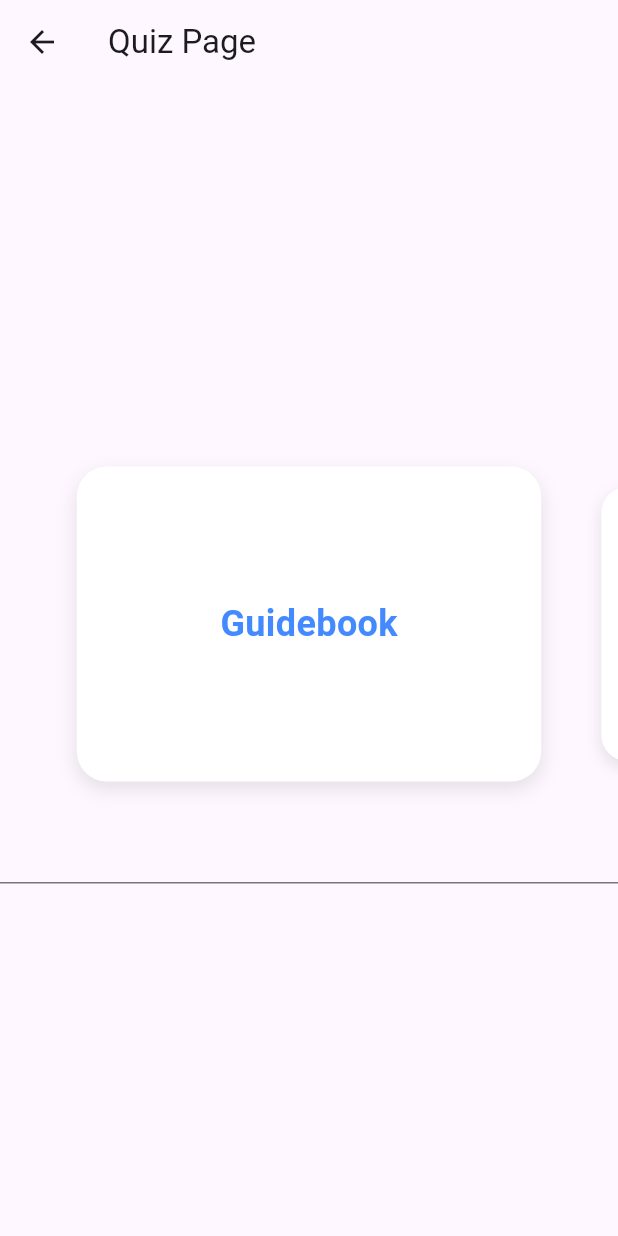
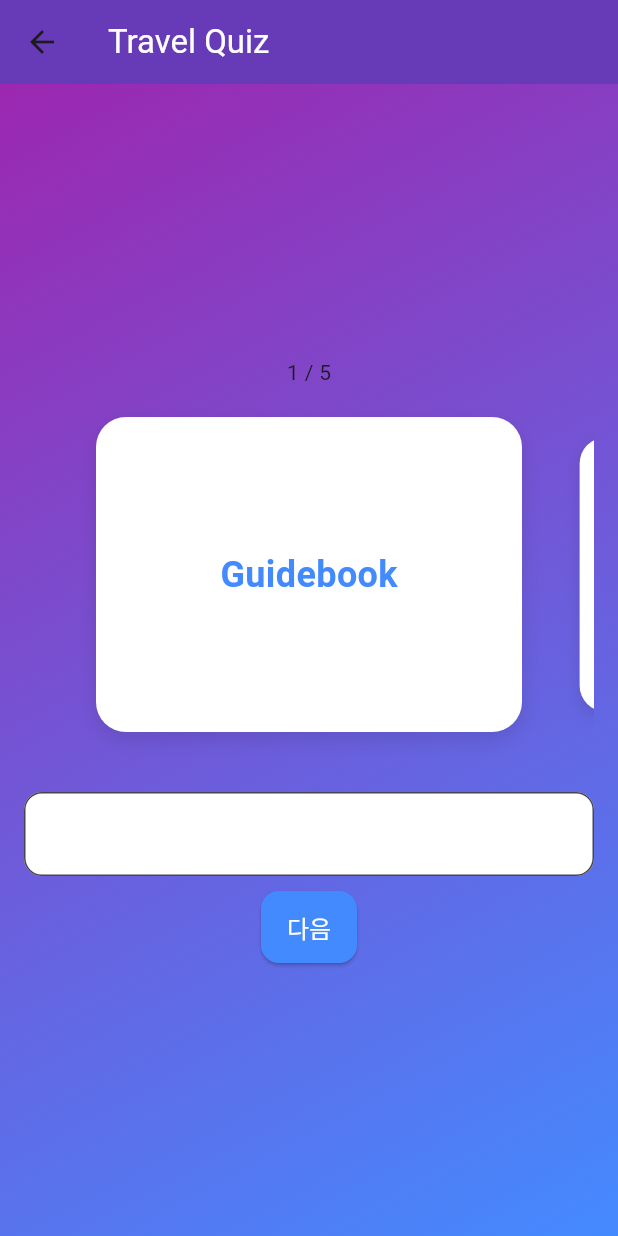
Before and after one commit to nam9nine/english_word_app, a Flutter app: the screen it shows after launch, item 3 of the bottom bar chosen, after a tap on "Travel", on a phone screen of 412 x 824 dp. Run offline on Flutter 3.47's test engine with Material 3 defaults, Android fonts, the light colour scheme and no system bars; drawn by our look-alikes of carousel_slider; our stand-ins replace sqflite; accounts and stored records are empty.

Commit message:
Update Wrong Answer Logic and Update Quiz Page

```diff
--- a/lib/db/db.dart
+++ b/lib/db/db.dart
@@ -47,5 +47,4 @@ class DatabaseHelper {
       print('데이터베이스 <- 단어 입력 오류 word : $e');
     }
   }
-
 }
--- a/lib/views/quiz_page/quiz-main.page.dart
+++ b/lib/views/quiz_page/quiz-main.page.dart
@@ -8,7 +8,7 @@ import 'package:carousel_slider/carousel_slider.dart';
 class QuizMainPage extends StatefulWidget {
   final WordRepository repository;
 
-  const QuizMainPage({super.key, required this.repository});
+  QuizMainPage({super.key, required this.repository});
 
   @override
   State<StatefulWidget> createState() {
--- a/lib/views/quiz_page/quiz-travel.page.dart
+++ b/lib/views/quiz_page/quiz-travel.page.dart
@@ -6,7 +6,6 @@ import 'package:carousel_slider/carousel_slider.dart';
 
 class QuizTravelPage extends StatefulWidget {
   final WordRepository repository;
-
   const QuizTravelPage({super.key, required this.repository});
 
   @override
@@ -17,14 +16,17 @@ class QuizTravelPage extends StatefulWidget {
 
 class _QuizTravelPageState extends State<QuizTravelPage> {
   late List<Word> allWords;
+  late TextEditingController answerController = TextEditingController();
+  late CarouselController _carouselController;
+  final FocusNode focusNode = FocusNode();
+  final ValueNotifier<int> pageIndex = ValueNotifier<int>(0);
+  final ValueNotifier<bool> isFinished = ValueNotifier<bool>(false);
   late List<Word> showWords = [];
-  final TextEditingController answerController = TextEditingController();
-  final ValueNotifier<int> pageIndexNotifier = ValueNotifier<int>(0);
-  final ValueNotifier<bool> isFinished = ValueNotifier<bool>(false);
-  bool isWrongAnswer = false;
+  String feedbackMessage = '';
+  bool isCorrect = false;
   int correctCount = 0;
-  late CarouselController _carouselController;
-  bool isEnter = false;
+  int currentIndex = 1;
+
   @override
   void initState() {
     super.initState();
@@ -32,50 +34,76 @@ class _QuizTravelPageState extends State<QuizTravelPage> {
   }
 
   void _init() async {
-    List<Word> loadedWords = await widget.repository.getWordsByCategory('Travel');
-    List<Word> shuffledWords = List.from(loadedWords)..shuffle();
-
+    allWords = await widget.repository.getWordsByCategory('Travel');
+    setState(() {
+      showWords = (List.from(allWords)..shuffle()).take(5).toList().cast<Word>();
+    });
     _carouselController = CarouselController();
-    setState(() {
-      allWords = loadedWords;
-      showWords = shuffledWords.take(5).toList();
-    });
   }
 
-  void _checkAnswer(String showWord) {
-    String userAns = answerController.text.trim();
-    if (userAns.isEmpty){
-      ScaffoldMessenger.of(context).showSnackBar(const SnackBar(
-        content: Text('Enter your answer!'),
+  void _checkAnswer(String showWord, bool isCorrect) {
+    FocusScope.of(context).requestFocus(focusNode);
+    setState(() {
+      feedbackMessage = isCorrect ? '정답!' : '오답 -> 정답 : $showWord';
+      this.isCorrect = isCorrect;
+      if (isCorrect) {
+        correctCount++;
+      }
+    });
+    ScaffoldMessenger.of(context).showSnackBar(SnackBar(
+      content: Text(feedbackMessage),
+      backgroundColor: isCorrect ? Colors.green : Colors.red,
+      duration: const Duration(milliseconds: 500),
     ));
-      return;
-    }
-    if (userAns == showWord) {
-      ScaffoldMessenger.of(context).showSnackBar(const SnackBar(
-        content: Text('정답!'),
-        backgroundColor: Colors.green,
-      ));
-    } else {
-      ScaffoldMessenger.of(context).showSnackBar(SnackBar(
-        content: Text('오답입니다 정답 :  $showWord'),
-        backgroundColor: Colors.red,
-      ));
-    }
-    return;
   }
 
   @override
   Widget build(BuildContext context) {
     return Scaffold(
       appBar: AppBar(
-        title: const Text('Quiz Page'),
+        title: const Text('Travel Quiz', style: TextStyle(color: Colors.white)),
+        backgroundColor: Colors.deepPurple,
       ),
       body: Container(
+        decoration: const BoxDecoration(
+          gradient: LinearGradient(
+            colors: [Colors.purple, Colors.blueAccent],
+            begin: Alignment.topLeft,
+            end: Alignment.bottomRight,
+          ),
+        ),
+        child: Padding(
+          padding: const EdgeInsets.all(16.0),
           child: Center(
-          child : SingleChildScrollView(
-            child : Column(
+            child: SingleChildScrollView(
+              child: ValueListenableBuilder<bool>(
+                valueListenable: isFinished,
+                builder: (context, finished, child) {
+                  if(currentIndex == 6){
+                    return _buildResultWidget();
+                  } else {
+                    return _buildQuizWidget();
+                  }
+                },
+              ),
+            ),
+          ),
+        ),
+      ),
+    );
+  }
 
+  Widget _buildScoreWidget() {
+    return Text(
+      'Score ${20 * correctCount}',
+      style: const TextStyle(fontSize: 40, fontWeight: FontWeight.bold, color: Colors.white),
+    );
+  }
+
+  Widget _buildQuizWidget() {
+    return Column(
       children: <Widget>[
+        Text('$currentIndex / ${showWords.length}'),
         if (showWords.isEmpty)
           const CircularProgressIndicator()
         else
@@ -84,49 +112,115 @@ class _QuizTravelPageState extends State<QuizTravelPage> {
             controller: _carouselController,
             words: showWords,
             onPageChanged: (index) {
-                      pageIndexNotifier.value = index;
-                      if (pageIndexNotifier.value == showWords.length - 1) {
+              pageIndex.value = index;
+              if (pageIndex.value == showWords.length - 1) {
                 isFinished.value = true;
               }
             },
           ),
+        const SizedBox(height: 20),
         ValueListenableBuilder<int>(
-                  valueListenable: pageIndexNotifier,
+          valueListenable: pageIndex,
           builder: (_, index, __) {
-                    return TextField(
+            return Column(
+              children: [
+                TextField(
                   controller: answerController,
+                  focusNode: focusNode,
                   keyboardType: TextInputType.text,
                   maxLines: 1,
+                  decoration: InputDecoration(
+                    border: OutlineInputBorder(
+                      borderRadius: BorderRadius.circular(12.0),
+                    ),
+                    filled: true,
+                    fillColor: Colors.white,
+                  ),
                   onSubmitted: (value) {
-                        String trimmedValue = value.trim();
+                    _handleSubmitted(value, index);
+                    currentIndex++;
+                  },
+                ),
+                const SizedBox(height: 10),
+                ElevatedButton(
+                  onPressed: () {
+                    currentIndex++;
+                    return _handleSubmitted(answerController.text, index);
+                  },
+                  style: ElevatedButton.styleFrom(
+                    foregroundColor: Colors.white,
+                    backgroundColor: Colors.blueAccent,
+                    shape: RoundedRectangleBorder(
+                      borderRadius: BorderRadius.circular(12.0),
+                    ),
+                    padding: const EdgeInsets.symmetric(horizontal: 16.0, vertical: 12.0),
+                    textStyle: const TextStyle(fontSize: 16.0),
+                  ),
+                  child: const Text('다음'),
+                ),
+              ],
+            );
+          },
+        ),
+      ],
+    );
+  }
+
+  Widget _buildResultWidget() {
+    return Column(
+      mainAxisAlignment: MainAxisAlignment.center,
+      children: [
+        _buildScoreWidget(),
+        const SizedBox(height : 60),
+        const Text(
+          '퀴즈 완료!',
+          style: TextStyle(fontSize: 24, fontWeight: FontWeight.bold, color: Colors.white),
+        ),
+        const SizedBox(height: 20),
+        Text(
+          '총 ${showWords.length}문제 중 $correctCount문제 맞춤!',
+          style: const TextStyle(fontSize: 18, color: Colors.white),
+        ),
+        const SizedBox(height: 20),
+        ElevatedButton(
+          onPressed: () {
+            Navigator.of(context).pop();
+          },
+          style: ElevatedButton.styleFrom(
+            foregroundColor: Colors.white,
+            backgroundColor: Colors.blueAccent,
+            shape: RoundedRectangleBorder(
+              borderRadius: BorderRadius.circular(12.0),
+            ),
+            padding: const EdgeInsets.symmetric(horizontal: 16.0, vertical: 12.0),
+            textStyle: const TextStyle(fontSize: 16.0),
+          ),
+          child: const Text('메인으로 돌아가기'),
+        ),
+      ],
+    );
+  }
+
+  void _handleSubmitted(String value, int index) {
+    String inputValue = value.trim();
     String? correctValue = showWords[index].meaning?.trim();
-
-                        if (trimmedValue != correctValue) {
-                          _checkAnswer(correctValue!);
-                          print(correctValue);
+    if (inputValue != correctValue) {
+      _checkAnswer(correctValue!, false);
       widget.repository.updateWrongAnswer(correctValue, 'Travel');
     } else {
-                          _checkAnswer(correctValue!);
+      _checkAnswer(correctValue!, true);
+      widget.repository.updateCorrectAnswer(correctValue, 'Travel');
     }
     if (!isFinished.value) {
       _carouselController.nextPage();
     }
     answerController.clear();
-                      },
-                    );
-                  },
-                ),
-              ],
-            ),
-          ),
-        ),
-      ),
-    );
   }
 
   @override
   void dispose() {
     answerController.dispose();
+    focusNode.dispose();
     super.dispose();
   }
 }
```
Also changed, not shown: lib/repository/word-repository.dart (+11 -1 lines), lib/widget/quiz-carousel.dart (+9 -2 lines). Lines whose indentation alone changed are shown as unchanged.
